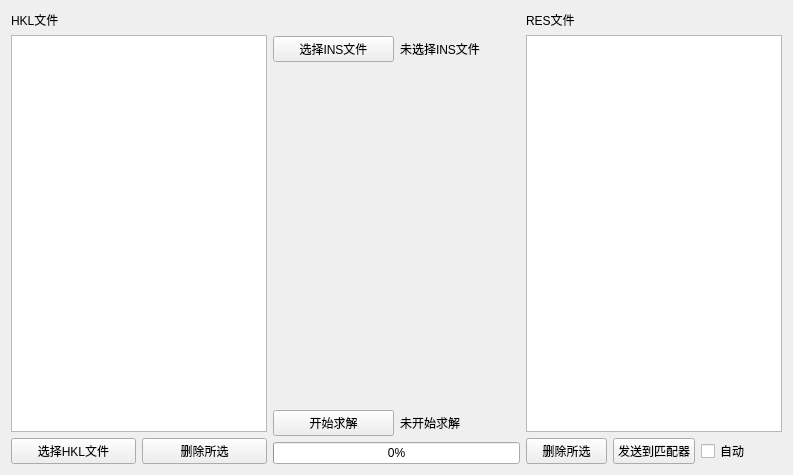
Old version of the form crystaltoolgui/qt/tabhklsolver.ui in the repository jingshenSN2/CrystalTool.
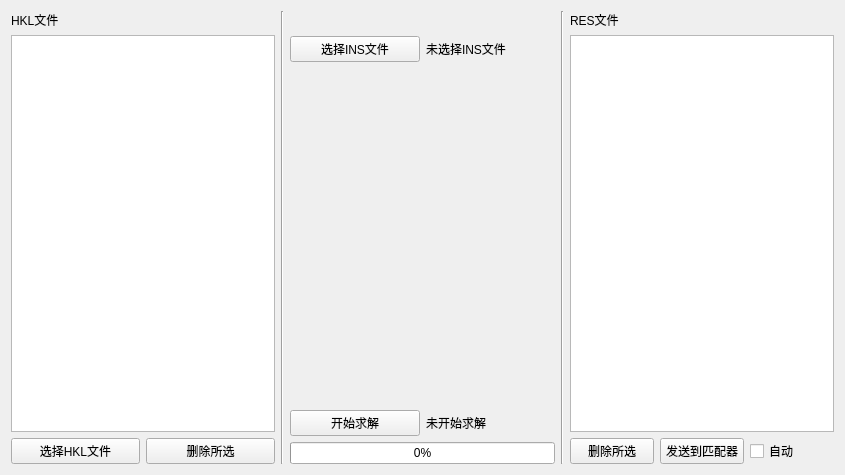
New version of the form.

```diff
--- a/crystaltoolgui/qt/tabhklsolver.ui
+++ b/crystaltoolgui/qt/tabhklsolver.ui
@@ -6,7 +6,7 @@
    <rect>
     <x>0</x>
     <y>0</y>
-    <width>793</width>
+    <width>845</width>
     <height>475</height>
    </rect>
   </property>
@@ -50,6 +50,13 @@
      </item>
     </layout>
    </item>
+   <item>
+    <widget class="Line" name="line">
+     <property name="orientation">
+      <enum>Qt::Vertical</enum>
+     </property>
+    </widget>
+   </item>
    <item>
     <layout class="QVBoxLayout" name="vL_solve_2">
      <property name="topMargin">
@@ -116,6 +123,13 @@
      </item>
     </layout>
    </item>
+   <item>
+    <widget class="Line" name="line_2">
+     <property name="orientation">
+      <enum>Qt::Vertical</enum>
+     </property>
+    </widget>
+   </item>
    <item>
     <layout class="QVBoxLayout" name="vL_solve_3">
      <item>
```
